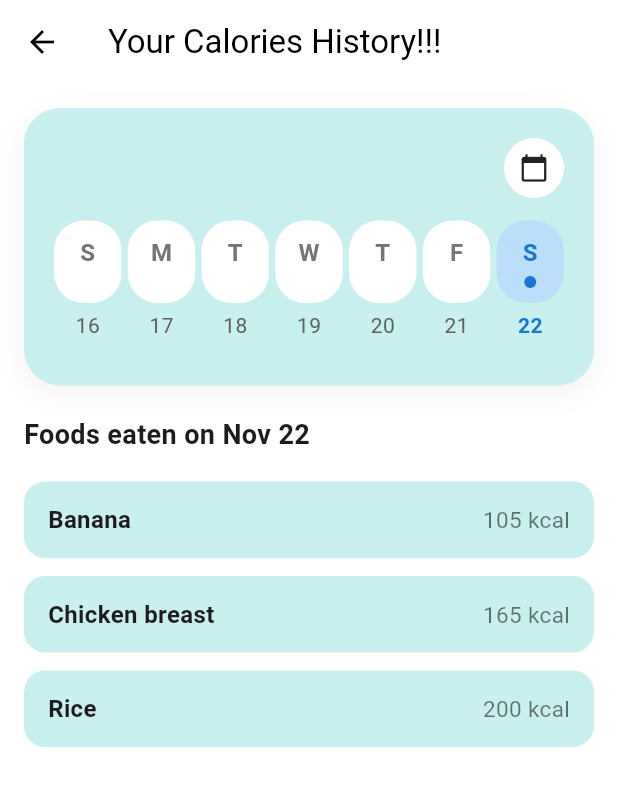
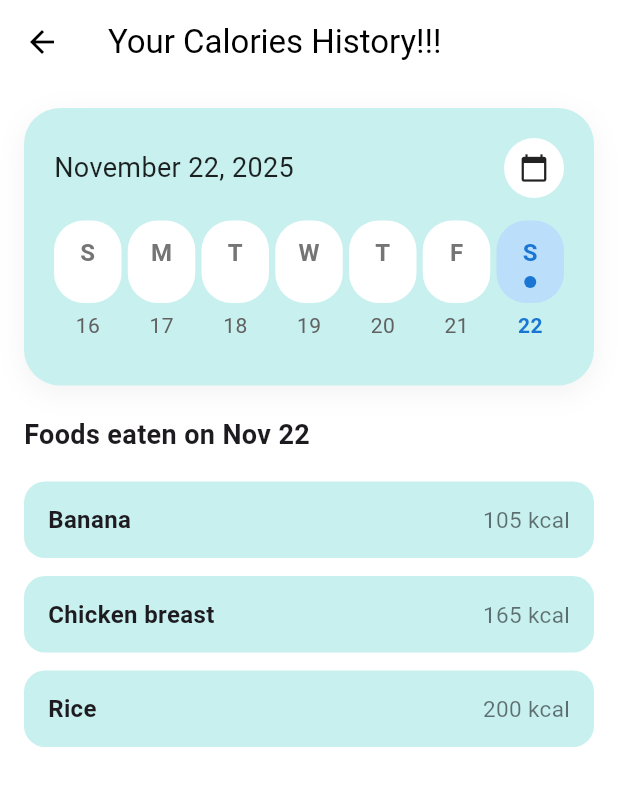
Before and after one commit to okkaraungaung/EatSmart, a Flutter app: the HistoryScreen screen opened directly, on a phone screen of 412 x 824 dp. Shown: the top 786 px of the screen. Run offline on Flutter 3.47's test engine with Material 3 defaults, Android fonts, the phone set to English and light mode, and no system bars.

Commit message:
feat: add today date in calendar

```diff
--- a/lib/history_screen.dart
+++ b/lib/history_screen.dart
@@ -23,7 +23,7 @@ class _HistoryScreenState extends State<HistoryScreen> {
     weekDays = _generateWeek(selectedDate);
   }
 
-  // ✅ Week starts on SUNDAY
+  //Week starts on SUNDAY
   List<DateTime> _generateWeek(DateTime baseDate) {
     // weekday: Monday=1 ... Sunday=7
     int weekday = baseDate.weekday;
@@ -92,8 +92,18 @@ class _HistoryScreenState extends State<HistoryScreen> {
                 children: [
                   // Calendar Picker Button
                   Row(
-                    mainAxisAlignment: MainAxisAlignment.end,
+                    mainAxisAlignment: MainAxisAlignment.spaceBetween,
                     children: [
+                      // Today's date on LEFT
+                      Text(
+                        DateFormat("MMMM dd, yyyy").format(DateTime.now()),
+                        style: const TextStyle(
+                          fontSize: 18,
+                          color: Colors.black87,
+                        ),
+                      ),
+
+                      // Calendar button on RIGHT
                       GestureDetector(
                         onTap: _openDatePicker,
                         child: Container(
```
